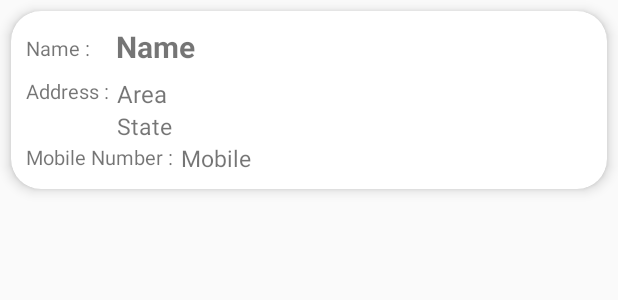
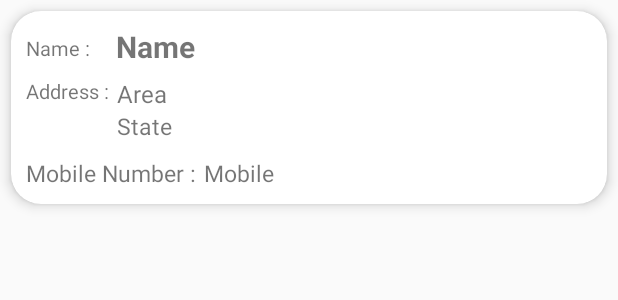
Before and after one commit to aditya6752/Nouzze, an Android app: the layout address_card_view.xml on its own in the app's theme, with its tools: preview values and no code run, on a phone screen of 412 x 824 dp. Shown: the top 300 px of the screen. Run offline under Robolectric (Android 15) with nearby library versions, the phone set to English and light mode, and no system bars.

Commit message:
UI Bug Address Harsh

```diff
--- a/app/src/main/java/com/screentimex/nouzze/Firebase/SignUpActivity.kt
+++ b/app/src/main/java/com/screentimex/nouzze/Firebase/SignUpActivity.kt
@@ -54,7 +54,7 @@ class SignUpActivity : AppCompatActivity() {
         if(okCredentials.isBlank()){
             mUserName = mUserName.trim{ it<=' '}
             val email = binding.emailTextView.text.toString().trim{ it<=' '}.toLowerCase()
-            val password = binding.passwordTextView.text.toString().trim{ it<=' '}
+            val password = binding.loginPasswordTextView.text.toString().trim{ it<=' '}
             FirebaseAuth.getInstance()
                 .createUserWithEmailAndPassword(email, password).addOnCompleteListener { task ->
                     if(task.isSuccessful){
@@ -80,9 +80,9 @@ class SignUpActivity : AppCompatActivity() {
     private fun validateForm(): String{
         var lis: String = ""
         if(binding.emailTextView.text.toString().isEmpty())    lis = "Email"
-        else if(binding.passwordTextView.text.toString().isEmpty())     lis = "Password"
+        else if(binding.loginPasswordTextView.text.toString().isEmpty())     lis = "Password"
         else if(binding.confirmPasswordTextView.text.toString().isEmpty())      lis = "Confirm Password"
-        else if(binding.confirmPasswordTextView.text.toString() != binding.passwordTextView.text.toString())
+        else if(binding.confirmPasswordTextView.text.toString() != binding.loginPasswordTextView.text.toString())
             lis = "The Password Confirmation does not match."
         return lis
     }
--- /dev/null
+++ b/app/src/main/res/drawable/password_icon_selector.xml
@@ -0,0 +1,5 @@
+<?xml version="1.0" encoding="utf-8"?>
+<selector xmlns:android="http://schemas.android.com/apk/res/android">
+    <item android:drawable="@drawable/visibility_" android:state_checked="true" />
+    <item android:drawable="@drawable/visibility_off_" />
+</selector>
--- a/app/src/main/res/layout/address_card_view.xml
+++ b/app/src/main/res/layout/address_card_view.xml
@@ -85,10 +85,10 @@
             android:layout_width="wrap_content"
             android:layout_height="wrap_content"
             android:text="Mobile Number :"
-            android:textSize="13dp"
-            android:layout_marginTop="25dp"
+            android:textSize="15sp"
+            android:layout_marginTop="10dp"
             app:layout_constraintStart_toStartOf="parent"
-            app:layout_constraintTop_toBottomOf="@id/addressView">
+            app:layout_constraintTop_toBottomOf="@id/User_City_State_Pin">
 
         </TextView>
 
@@ -98,10 +98,10 @@
             android:layout_height="wrap_content"
             android:layout_marginLeft="5dp"
             android:text="Mobile"
-            android:textSize="15dp"
+            android:textSize="15sp"
             android:textStyle="normal"
             app:layout_constraintStart_toEndOf="@id/mobileView"
-            app:layout_constraintTop_toBottomOf="@id/User_City_State_Pin">
+            app:layout_constraintTop_toTopOf="@id/mobileView">
         </TextView>
 
     </androidx.constraintlayout.widget.ConstraintLayout>
```
Also changed, not shown: app/src/main/res/layout/activity_create_user.xml (+35 -10 lines), app/src/main/res/layout/activity_login.xml (+16 -2 lines), app/src/main/res/drawable/visibility_.png (added), app/src/main/res/drawable/visibility_off_.png (added).
